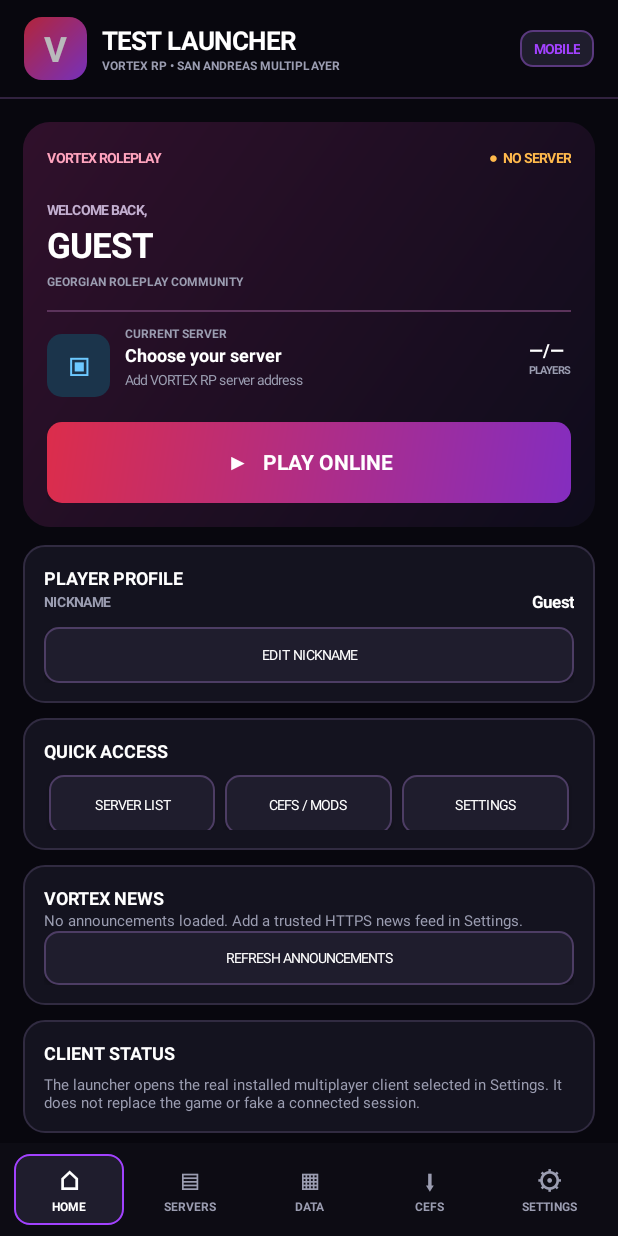
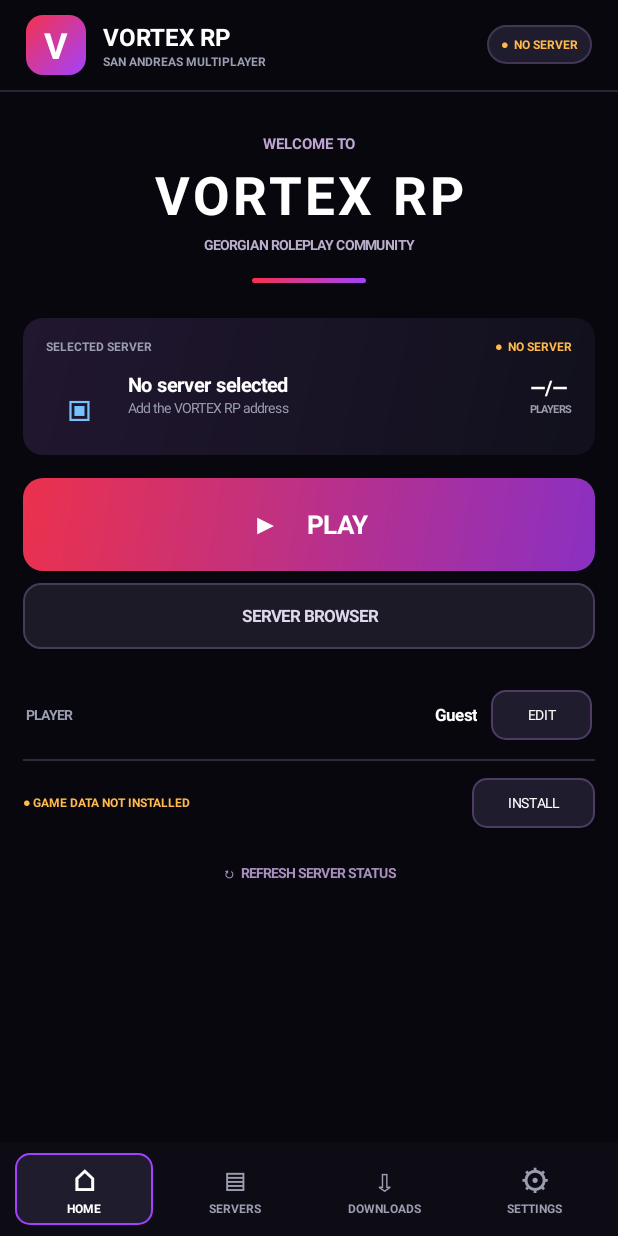
Before and after one commit to shaandri2-rgb/Vortex-RP-mobile-app, an Android app: the screen it shows after launch (MainActivity), on a phone screen of 412 x 824 dp. Run offline under Robolectric (Android 15) with nearby library versions, the phone set to English and light mode, and no system bars.

Commit message:
Redesign Test launcher with clean VORTEX home and simplified navigation

```diff
--- a/app/src/main/java/com/vortexrp/mobile/MainActivity.java
+++ b/app/src/main/java/com/vortexrp/mobile/MainActivity.java
@@ -79,6 +79,7 @@ public class MainActivity extends Activity {
     private boolean newsLoading = false;
     private boolean queryingServers = false;
     private String selectedSettingsTab = "GENERAL";
+    private String downloadsSubTab = "GAME DATA";
     private final List<ServerEntry> servers = new ArrayList<>();
     private final List<ServerEntry> hostedServers = new ArrayList<>();
     private boolean hostedLoading = false;
@@ -193,53 +194,50 @@ public class MainActivity extends Activity {
     private void buildHeader() {
         LinearLayout bar = new LinearLayout(this);
         bar.setGravity(Gravity.CENTER_VERTICAL);
-        bar.setPadding(dp(16), dp(11), dp(16), dp(11));
-
-        TextView mark = label("V", 23, Color.WHITE, true);
+        bar.setPadding(dp(17), dp(10), dp(17), dp(10));
+
+        TextView mark = label("V", 24, Color.WHITE, true);
         mark.setGravity(Gravity.CENTER);
-        mark.setBackground(gradient(RED, PURPLE, 12));
-        bar.addView(mark, new LinearLayout.LayoutParams(dp(42), dp(42)));
-        mark.animate().alpha(0.72f).setDuration(1100)
-                .setInterpolator(new AccelerateDecelerateInterpolator())
-                .withEndAction(() -> mark.animate().alpha(1f).setDuration(1100)
-                        .withEndAction(() -> mark.animate().alpha(0.72f).setDuration(1100).start()).start()).start();
+        mark.setBackground(gradient(RED, PURPLE, 11));
+        bar.addView(mark, new LinearLayout.LayoutParams(dp(40), dp(40)));
 
         LinearLayout brand = column();
-        brand.setPadding(dp(10), 0, 0, 0);
-        brand.addView(label("TEST LAUNCHER", 17, Color.WHITE, true));
-        brand.addView(label("VORTEX RP • SAN ANDREAS MULTIPLAYER", 8, MUTED, true));
+        brand.setPadding(dp(11), 0, 0, 0);
+        brand.addView(label("VORTEX RP", 16, Color.WHITE, true));
+        brand.addView(label("SAN ANDREAS MULTIPLAYER", 8, MUTED, true));
         bar.addView(brand, new LinearLayout.LayoutParams(0, -2, 1));
 
-        TextView status = label("MOBILE", 9, PURPLE, true);
-        status.setPadding(dp(9), dp(6), dp(9), dp(6));
-        status.setBackground(shape(PANEL_2, Color.rgb(90, 57, 126), 8));
+        TextView status = label(lastOnlineText(), 8, lastOnlineColor(), true);
+        status.setSingleLine(true);
+        status.setPadding(dp(9), dp(7), dp(9), dp(7));
+        status.setBackground(shape(PANEL_2, Color.rgb(67, 54, 84), 20));
         bar.addView(status);
         root.addView(bar);
         View line = new View(this);
-        line.setBackgroundColor(Color.rgb(49, 34, 63));
+        line.setBackgroundColor(Color.rgb(43, 35, 55));
         root.addView(line, new LinearLayout.LayoutParams(-1, dp(1)));
     }
 
     private void updateNavigation() {
         bottomBar.removeAllViews();
-        String[] tabs = {"HOME", "SERVERS", "DATA", "CEFS", "SETTINGS"};
-        String[] captions = {"⌂", "▤", "▦", "⬇", "⚙"};
+        String[] tabs = {"HOME", "SERVERS", "DOWNLOADS", "SETTINGS"};
+        String[] captions = {"⌂", "▤", "⇩", "⚙"};
         for (int i = 0; i < tabs.length; i++) {
             String tab = tabs[i];
             boolean active = currentTab.equals(tab);
             LinearLayout item = column();
             item.setGravity(Gravity.CENTER);
-            TextView icon = label(captions[i], 17, active ? Color.WHITE : MUTED, true);
+            TextView icon = label(captions[i], 19, active ? Color.WHITE : MUTED, true);
             icon.setGravity(Gravity.CENTER);
             TextView name = label(tab, 8, active ? Color.WHITE : MUTED, true);
             name.setGravity(Gravity.CENTER);
             item.addView(icon);
             item.addView(name);
             item.setPadding(0, dp(4), 0, dp(4));
-            item.setBackground(shape(active ? PANEL_2 : Color.TRANSPARENT, active ? PURPLE : 0, 10));
+            item.setBackground(shape(active ? PANEL_2 : Color.TRANSPARENT, active ? PURPLE : 0, 9));
             item.setOnClickListener(v -> showTab(tab));
-            LinearLayout.LayoutParams lp = new LinearLayout.LayoutParams(0, dp(47), 1);
-            lp.setMargins(dp(3), 0, dp(3), 0);
+            LinearLayout.LayoutParams lp = new LinearLayout.LayoutParams(0, dp(48), 1);
+            lp.setMargins(dp(4), 0, dp(4), 0);
             bottomBar.addView(item, lp);
         }
     }
@@ -249,9 +247,10 @@ public class MainActivity extends Activity {
         updateNavigation();
         if ("HOME".equals(tab)) renderHome();
         else if ("SERVERS".equals(tab)) renderServers();
-        else if ("DATA".equals(tab)) renderGameData();
-        else if ("CEFS".equals(tab)) renderCefs();
-        else renderSettings();
+        else if ("DOWNLOADS".equals(tab)) {
+            if ("CEF FILES".equals(downloadsSubTab)) renderCefs();
+            else renderGameData();
+        } else renderSettings();
     }
 
     private void heading(String title, String subtitle) {
@@ -342,120 +341,151 @@ public class MainActivity extends Activity {
 
     private void renderHome() {
         page.removeAllViews();
-
-        LinearLayout hero = column();
-        hero.setPadding(dp(16), dp(17), dp(16), dp(16));
-        hero.setBackground(gradient(Color.rgb(48, 16, 43), Color.rgb(14, 12, 27), 18));
-
-        LinearLayout top = row();
-        TextView eyebrow = label("VORTEX ROLEPLAY", 9, Color.rgb(255, 164, 190), true);
-        top.addView(eyebrow, new LinearLayout.LayoutParams(0, -2, 1));
-        TextView online = label(lastOnlineText(), 9, lastOnlineColor(), true);
-        top.addView(online);
-        hero.addView(top);
-
-        TextView welcome = label("WELCOME BACK,", 9, Color.rgb(195, 175, 208), true);
-        welcome.setPadding(0, dp(22), 0, dp(1));
-        hero.addView(welcome);
-        hero.addView(label(nickname().toUpperCase(Locale.US), 23, Color.WHITE, true));
-        TextView tag = label("GEORGIAN ROLEPLAY COMMUNITY", 8, MUTED, true);
-        tag.setPadding(0, dp(3), 0, dp(13));
-        hero.addView(tag);
-
-        View separator = new View(this);
-        separator.setBackgroundColor(Color.rgb(91, 51, 91));
-        hero.addView(separator, new LinearLayout.LayoutParams(-1, dp(1)));
-
         ServerEntry selected = selectedServer();
-        LinearLayout current = row();
-        TextView serverIcon = label("▣", 19, Color.rgb(109, 201, 255), true);
+
+        gap(page, 12);
+        TextView eyebrow = label("WELCOME TO", 10, Color.rgb(191, 166, 210), true);
+        eyebrow.setGravity(Gravity.CENTER);
+        page.addView(eyebrow);
+
+        TextView title = label("VORTEX RP", 35, Color.WHITE, true);
+        title.setGravity(Gravity.CENTER);
+        title.setLetterSpacing(0.08f);
+        title.setPadding(0, dp(3), 0, 0);
+        page.addView(title);
+
+        TextView subtitle = label("GEORGIAN ROLEPLAY COMMUNITY", 9, Color.rgb(187, 174, 202), true);
+        subtitle.setGravity(Gravity.CENTER);
+        subtitle.setPadding(0, dp(3), 0, dp(16));
+        page.addView(subtitle);
+
+        View accent = new View(this);
+        accent.setBackground(gradient(RED, PURPLE, 4));
+        LinearLayout.LayoutParams accentLp = new LinearLayout.LayoutParams(dp(76), dp(3));
+        accentLp.gravity = Gravity.CENTER;
+        accentLp.setMargins(0, 0, 0, dp(23));
+        page.addView(accent, accentLp);
+
+        LinearLayout serverPanel = column();
+        serverPanel.setPadding(dp(15), dp(13), dp(15), dp(13));
+        serverPanel.setBackground(gradient(Color.rgb(33, 23, 48), Color.rgb(17, 16, 28), 13));
+        LinearLayout serverTop = row();
+        TextView serverCaption = label("SELECTED SERVER", 8, MUTED, true);
+        serverTop.addView(serverCaption, new LinearLayout.LayoutParams(0, -2, 1));
+        TextView serverStatus = label(lastOnlineText(), 8, lastOnlineColor(), true);
+        serverTop.addView(serverStatus);
+        serverPanel.addView(serverTop);
+
+        LinearLayout serverMain = row();
+        TextView serverIcon = label("▣", 21, Color.rgb(117, 194, 255), true);
         serverIcon.setGravity(Gravity.CENTER);
-        serverIcon.setBackground(shape(Color.rgb(27, 52, 75), 0, 10));
-        LinearLayout.LayoutParams iconLp = new LinearLayout.LayoutParams(dp(42), dp(42));
-        iconLp.setMargins(0, dp(12), dp(10), dp(6));
-        current.addView(serverIcon, iconLp);
-
-        LinearLayout info = column();
-        TextView caption = label("CURRENT SERVER", 8, MUTED, true);
-        info.addView(caption);
-        info.addView(label(selected == null ? "Choose your server" : selected.name, 12, Color.WHITE, true));
-        TextView detail = label(selected == null ? "Add VORTEX RP server address" : selected.address(), 9, MUTED, false);
-        detail.setPadding(0, dp(2), 0, 0);
-        info.addView(detail);
-        current.addView(info, new LinearLayout.LayoutParams(0, -2, 1));
+        LinearLayout.LayoutParams iconLp = new LinearLayout.LayoutParams(dp(43), dp(43));
+        iconLp.setMargins(0, dp(10), dp(11), 0);
+        serverMain.addView(serverIcon, iconLp);
+
+        LinearLayout serverInfo = column();
+        serverInfo.setGravity(Gravity.CENTER_VERTICAL);
+        serverInfo.addView(label(selected == null ? "No server selected" : selected.name, 13, Color.WHITE, true));
+        serverInfo.addView(label(selected == null ? "Add the VORTEX RP address" : selected.address(), 9, MUTED, false));
+        serverMain.addView(serverInfo, new LinearLayout.LayoutParams(0, dp(47), 1));
 
         LinearLayout count = column();
-        count.setGravity(Gravity.END | Gravity.CENTER_VERTICAL);
+        count.setGravity(Gravity.CENTER);
         count.addView(label(selected == null || selected.info == null ? "—/—" :
-                selected.info.players + "/" + selected.info.maxPlayers, 12, Color.WHITE, true));
+                selected.info.players + "/" + selected.info.maxPlayers, 13, Color.WHITE, true));
         count.addView(label("PLAYERS", 7, MUTED, true));
-        current.addView(count);
-        hero.addView(current);
+        serverMain.addView(count);
+        serverPanel.addView(serverMain);
+
+        LinearLayout.LayoutParams serverLp = new LinearLayout.LayoutParams(-1, -2);
+        serverLp.setMargins(0, 0, 0, dp(15));
+        page.addView(serverPanel, serverLp);
 
         Button play = new Button(this);
-        play.setText("▶   PLAY ONLINE");
+        play.setText("▶     PLAY");
         play.setAllCaps(false);
-        play.setTextSize(14);
+        play.setTextSize(17);
         play.setTypeface(Typeface.DEFAULT, Typeface.BOLD);
         play.setTextColor(Color.WHITE);
-        play.setBackground(gradient(Color.rgb(220, 45, 75), Color.rgb(132, 45, 191), 10));
+        play.setElevation(dp(5));
+        play.setBackground(gradient(Color.rgb(235, 49, 77), Color.rgb(139, 48, 194), 13));
         play.setOnClickListener(v -> {
-            if (selected == null) {
+            ServerEntry current = selectedServer();
+            if (current == null) {
                 showTab("SERVERS");
-                toast("Add or select your VORTEX server first.");
+                toast("Add or select the VORTEX RP server first.");
             } else {
-                showConnectDialog(selected);
+                showConnectDialog(current);
             }
         });
-        LinearLayout.LayoutParams playLp = new LinearLayout.LayoutParams(-1, dp(54));
-        playLp.setMargins(0, dp(13), 0, 0);
-        hero.addView(play, playLp);
-
-        LinearLayout.LayoutParams heroLp = new LinearLayout.LayoutParams(-1, -2);
-        heroLp.setMargins(0, 0, 0, dp(12));
-        page.addView(hero, heroLp);
-
-        LinearLayout profile = card("PLAYER PROFILE", "");
-        LinearLayout profileRow = row();
-        profileRow.addView(label("NICKNAME", 9, MUTED, true), new LinearLayout.LayoutParams(0, -2, 1));
-        TextView nick = label(nickname(), 11, Color.WHITE, true);
-        profileRow.addView(nick);
-        profile.addView(profileRow);
-        Button editNick = compactButton("EDIT NICKNAME", true, this::showNicknameDialog);
-        LinearLayout.LayoutParams nickLp = new LinearLayout.LayoutParams(-1, dp(37));
-        nickLp.setMargins(0, dp(9), 0, 0);
-        profile.addView(editNick, nickLp);
-
-        LinearLayout quick = card("QUICK ACCESS", "");
-        LinearLayout quickRow = row();
-        String[] quickNames = {"SERVER LIST", "CEFS / MODS", "SETTINGS"};
-        String[] quickTabs = {"SERVERS", "CEFS", "SETTINGS"};
-        for (int i = 0; i < quickNames.length; i++) {
-            final String tab = quickTabs[i];
-            Button b = compactButton(quickNames[i], true, () -> showTab(tab));
-            LinearLayout.LayoutParams lp = new LinearLayout.LayoutParams(0, dp(39), 1);
-            lp.setMargins(dp(3), dp(5), dp(3), 0);
-            quickRow.addView(b, lp);
-        }
-        quick.addView(quickRow);
-
-        LinearLayout news = card("VORTEX NEWS", "");
-        if (newsItems.length() == 0) {
-            news.addView(label("No announcements loaded. Add a trusted HTTPS news feed in Settings.", 10, MUTED, false));
-        } else {
-            for (int i = 0; i < Math.min(3, newsItems.length()); i++) {
-                JSONObject item = newsItems.optJSONObject(i);
-                if (item == null) continue;
-                TextView title = label(item.optString("title", "VORTEX update"), 11, Color.WHITE, true);
-                title.setPadding(0, dp(7), 0, 0);
-                news.addView(title);
-                news.addView(label(item.optString("body", item.optString("description", "")), 9, MUTED, false));
-            }
-        }
-        Button refresh = compactButton("REFRESH ANNOUNCEMENTS", true, () -> loadNews(true));
-        news.addView(refresh, new LinearLayout.LayoutParams(-1, dp(36)));
-
-        card("CLIENT STATUS", "The launcher opens the real installed multiplayer client selected in Settings. It does not replace the game or fake a connected session.");
+        LinearLayout.LayoutParams playLp = new LinearLayout.LayoutParams(-1, dp(62));
+        playLp.setMargins(0, 0, 0, dp(8));
+        page.addView(play, playLp);
+
+        Button serverBrowser = new Button(this);
+        serverBrowser.setText("SERVER BROWSER");
+        serverBrowser.setAllCaps(false);
+        serverBrowser.setTextSize(11);
+        serverBrowser.setTypeface(Typeface.DEFAULT, Typeface.BOLD);
+        serverBrowser.setTextColor(Color.rgb(223, 215, 236));
+        serverBrowser.setBackground(shape(Color.rgb(28, 26, 39), Color.rgb(71, 59, 88), 11));
+        serverBrowser.setOnClickListener(v -> showTab("SERVERS"));
+        LinearLayout.LayoutParams browserLp = new LinearLayout.LayoutParams(-1, dp(44));
+        browserLp.setMargins(0, 0, 0, dp(22));
+        page.addView(serverBrowser, browserLp);
+
+        LinearLayout playerLine = row();
+        playerLine.setPadding(dp(2), dp(5), dp(2), dp(5));
+        TextView playerLabel = label("PLAYER", 9, MUTED, true);
+        playerLine.addView(playerLabel, new LinearLayout.LayoutParams(0, -2, 1));
+        TextView playerName = label(nickname(), 11, Color.WHITE, true);
+        playerLine.addView(playerName);
+        Button edit = compactButton("EDIT", true, this::showNicknameDialog);
+        LinearLayout.LayoutParams editLp = new LinearLayout.LayoutParams(dp(67), dp(33));
+        editLp.setMargins(dp(9), 0, 0, 0);
+        playerLine.addView(edit, editLp);
+        page.addView(playerLine);
+
+        View divider = new View(this);
+        divider.setBackgroundColor(Color.rgb(49, 42, 61));
+        LinearLayout.LayoutParams dividerLp = new LinearLayout.LayoutParams(-1, dp(1));
+        dividerLp.setMargins(0, dp(7), 0, dp(11));
+        page.addView(divider, dividerLp);
+
+        boolean resourcesReady = GameResourcesManager.hasInstalledData(this);
+        LinearLayout statusLine = row();
+        TextView resources = label(resourcesReady ? "● GAME DATA INSTALLED" : "● GAME DATA NOT INSTALLED",
+                8, resourcesReady ? GREEN : AMBER, true);
+        statusLine.addView(resources, new LinearLayout.LayoutParams(0, -2, 1));
+        Button install = compactButton("INSTALL", true, () -> showTab("DOWNLOADS"));
+        LinearLayout.LayoutParams installLp = new LinearLayout.LayoutParams(dp(82), dp(33));
+        statusLine.addView(install, installLp);
+        page.addView(statusLine);
+
+        if (newsItems.length() > 0) {
+            gap(page, 18);
+            TextView newsHeading = label("LATEST VORTEX NEWS", 9, MUTED, true);
+            page.addView(newsHeading);
+            JSONObject first = newsItems.optJSONObject(0);
+            if (first != null) {
+                TextView newsTitle = label(first.optString("title", "VORTEX update"), 11, Color.WHITE, true);
+                newsTitle.setPadding(0, dp(7), 0, dp(2));
+                page.addView(newsTitle);
+                TextView newsBody = label(first.optString("body", first.optString("description", "")),
+                        9, MUTED, false);
+                page.addView(newsBody);
+            }
+        }
+
+        gap(page, 16);
+        TextView refresh = label("↻  REFRESH SERVER STATUS", 9, Color.rgb(168, 143, 190), true);
+        refresh.setGravity(Gravity.CENTER);
+        refresh.setPadding(0, dp(7), 0, dp(7));
+        refresh.setOnClickListener(v -> {
+            refreshServers(true);
+            loadNews(true);
+        });
+        page.addView(refresh);
     }
 
     private int lastOnlineColor() {
@@ -954,6 +984,7 @@ public class MainActivity extends Activity {
     private void renderGameData() {
         page.removeAllViews();
         heading("GAME RESOURCES", "INSTALL LITE OR FULL GTA: SAN ANDREAS DATA");
+        addDownloadsSubNavigation();
 
         File installedDir = GameResourcesManager.getInstallDirectory(this);
         boolean ready = GameResourcesManager.hasInstalledData(this);
@@ -1120,9 +1151,26 @@ public class MainActivity extends Activity {
                 }).show();
     }
 
+    private void addDownloadsSubNavigation() {
+        LinearLayout tabs = row();
+        String[] choices = {"GAME DATA", "CEF FILES"};
+        for (String choice : choices) {
+            Button tab = compactButton(choice, !downloadsSubTab.equals(choice), () -> {
+                downloadsSubTab = choice;
+                if ("CEF FILES".equals(choice)) renderCefs();
+                else renderGameData();
+            });
+            LinearLayout.LayoutParams lp = new LinearLayout.LayoutParams(0, dp(36), 1);
+            lp.setMargins(0, 0, dp(5), dp(12));
+            tabs.addView(tab, lp);
+        }
+        page.addView(tabs);
+    }
+
     private void renderCefs() {
         page.removeAllViews();
         heading("DOWNLOADS & CEFS", "VORTEX GAME RESOURCES AND CLIENT ADD-ONS");
+        addDownloadsSubNavigation();
 
         LinearLayout source = card("TRUSTED CEFS PACKAGE SOURCE",
                 "Set an HTTPS ZIP location and the SHA-256 checksum given by the VORTEX administrator.");
@@ -1708,7 +1756,7 @@ public class MainActivity extends Activity {
         taskBusy = true;
         taskMessage = message;
         taskPercent = 0;
-        if (!"CEFS".equals(currentTab) && !"DATA".equals(currentTab)) showTab("CEFS");
+        if (!"DOWNLOADS".equals(currentTab)) showTab("DOWNLOADS");
         if (taskStatus != null) taskStatus.setText(taskMessage);
         if (taskProgress != null) {
             taskProgress.setIndeterminate(true);
@@ -1731,8 +1779,10 @@ public class MainActivity extends Activity {
         taskMessage = message == null ? (success ? "Complete." : "Failed.") : message;
         taskPercent = success ? 100 : 0;
         toast(taskMessage);
-        if ("CEFS".equals(currentTab)) renderCefs();
-        else if ("DATA".equals(currentTab)) renderGameData();
+        if ("DOWNLOADS".equals(currentTab)) {
+            if ("CEF FILES".equals(downloadsSubTab)) renderCefs();
+            else renderGameData();
+        }
     }
 
     private Uri parseUri(String raw) {
```
